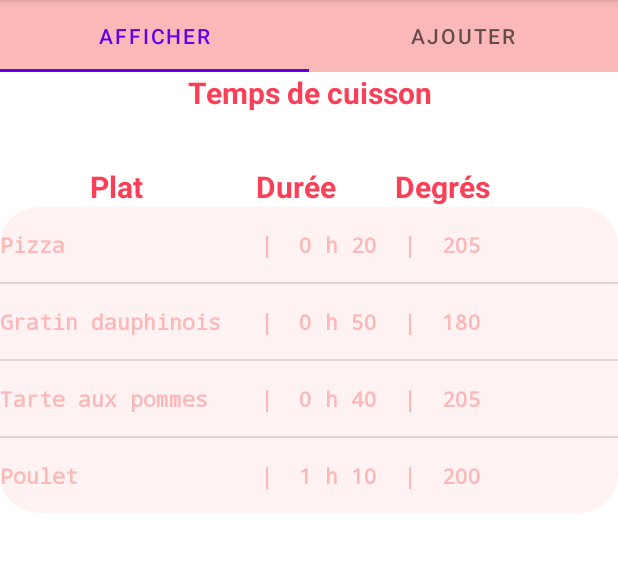
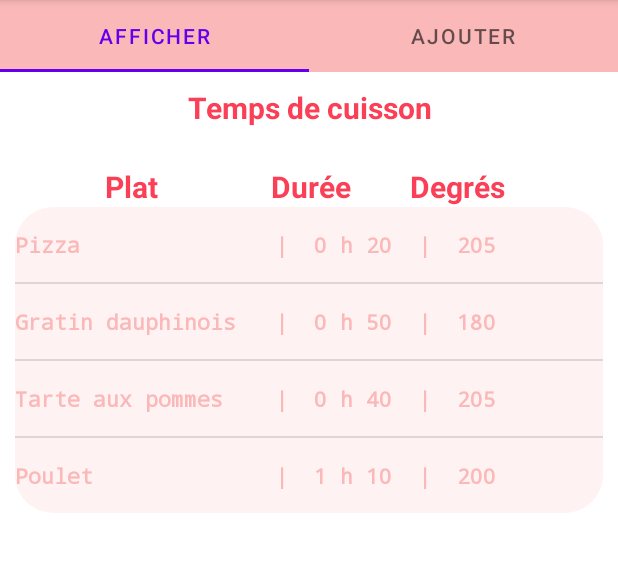
Before and after one commit to LucasSers/OutilCuisson, an Android app: the screen it shows after launch (MainActivity), on a phone screen of 412 x 824 dp, the part 84-656 px from its top. Run offline under Robolectric (Android 15) with nearby library versions, the phone set to English and light mode, and no system bars.

Commit message:
Fix style

```diff
--- a/app/src/main/res/layout/activity_main.xml
+++ b/app/src/main/res/layout/activity_main.xml
@@ -18,6 +18,6 @@
         android:id="@+id/activity_main_viewpager"
         android:layout_width="match_parent"
         android:layout_height="0dp"
-        android:layout_weight="1"/>
-
+        android:layout_weight="1"
+        style="@style/marginActivity"/> <!-- applique le style qui était avant dans les 2 activités -->
 </LinearLayout>
--- a/app/src/main/res/layout/fragment_deux.xml
+++ b/app/src/main/res/layout/fragment_deux.xml
@@ -1,6 +1,5 @@
 <?xml version="1.0" encoding="utf-8"?>
 <TableLayout xmlns:android="http://schemas.android.com/apk/res/android"
-    style="@style/marginActivity"
     xmlns:app="http://schemas.android.com/apk/res-auto"
     xmlns:tools="http://schemas.android.com/tools"
     android:layout_width="match_parent"
--- a/app/src/main/res/layout/fragment_un.xml
+++ b/app/src/main/res/layout/fragment_un.xml
@@ -1,6 +1,5 @@
 <?xml version="1.0" encoding="utf-8"?>
 <TableLayout xmlns:android="http://schemas.android.com/apk/res/android"
-    style="@style/marginActivity"
     xmlns:app="http://schemas.android.com/apk/res-auto"
     xmlns:tools="http://schemas.android.com/tools"
     android:layout_width="match_parent"
--- a/app/src/main/res/values/dimensions.xml
+++ b/app/src/main/res/values/dimensions.xml
@@ -4,7 +4,7 @@
     <dimen name="fontTitre">20sp</dimen>
     <dimen name="marginTitre">5dp</dimen>
     <dimen name="fontTextView">14sp</dimen>
-    <dimen name="espaceLigne">30dp</dimen>
+    <dimen name="espaceLigne">20dp</dimen>
     <dimen name="espaceBoutons">10dp</dimen>
     <dimen name="bordArrondiWidget">25dp</dimen>
     <dimen name="marginBarre">15dp</dimen>
```
